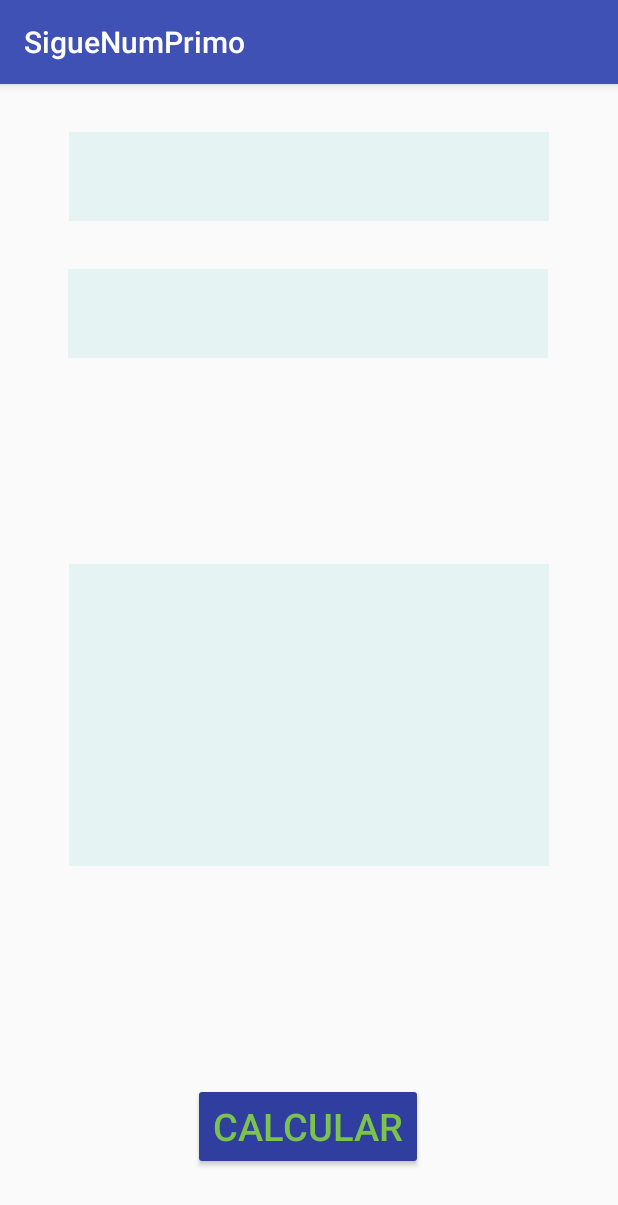
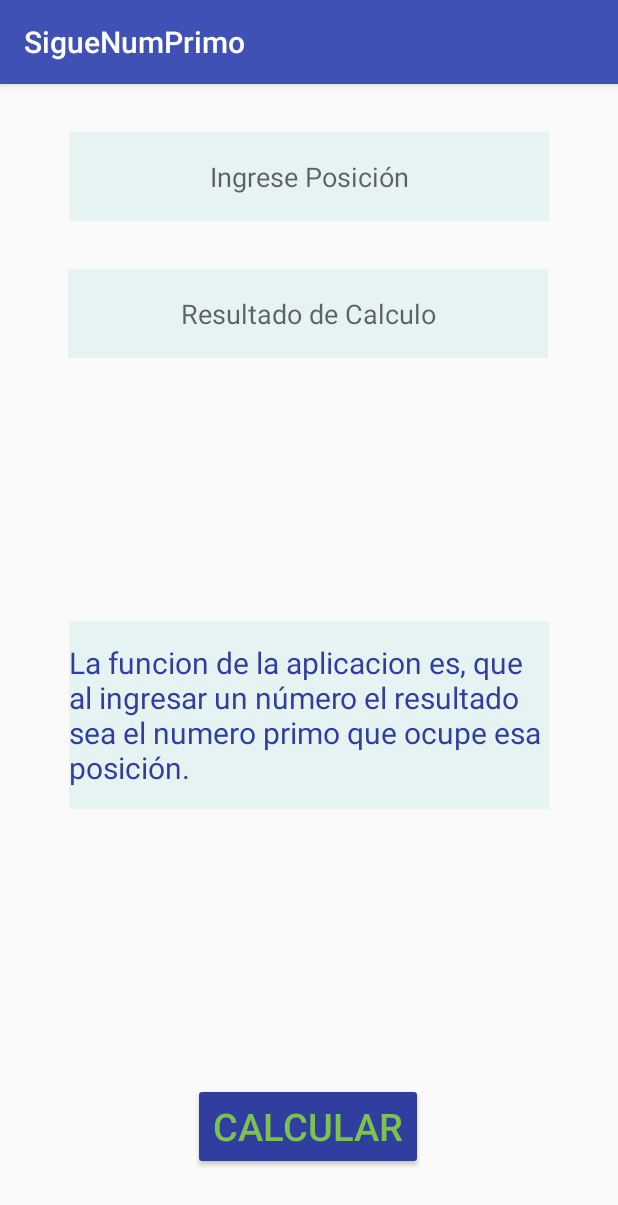
Before and after one commit to tomasenriquea/Siguiente-Numero-Primo, an Android app: the screen it shows after launch (MainActivity), on a phone screen of 412 x 824 dp. Shown: the top 1205 px of the screen. Run offline under Robolectric (Android 15) with nearby library versions, the light colour scheme and no system bars.

Commit message:
campos
Se ha agregado descipcion a las campos, cambiado el color de letra de la descripcion de lo que hace la App y agregando en el archivo xml llamado 'string' las variables a usar para los cambios de idiomas.

<string name="calcular">Calcular</string>

    <string name="ingresarPosicion">Ingrese Posición</string>
    <string name="resultadoCalculo">Resultado de Calculo</string>
    <string name="explicacion">La funcion de la aplicacion es, que al ingresar un número el resultado sea el numero primo que ocupe esa posición.</string>

```diff
--- a/app/src/main/res/layout/activity_main.xml
+++ b/app/src/main/res/layout/activity_main.xml
@@ -16,6 +16,9 @@
         android:layout_marginTop="32dp"
         android:background="@color/blancoGris"
         android:lines="1"
+        android:hint="@string/ingresarPosicion"
+        android:inputType="number"
+        android:gravity="center"
         app:layout_constraintEnd_toEndOf="parent"
         app:layout_constraintStart_toStartOf="parent"
         app:layout_constraintTop_toTopOf="parent" />
@@ -29,6 +32,9 @@
         android:layout_marginTop="32dp"
         android:background="@color/blancoGris"
         android:lines="1"
+        android:hint="@string/resultadoCalculo"
+        android:gravity="center"
+        android:inputType="number"
         app:layout_constraintEnd_toEndOf="parent"
         app:layout_constraintHorizontal_bias="0.493"
         app:layout_constraintStart_toStartOf="parent"
@@ -37,12 +43,17 @@
     <EditText
         android:id="@+id/detalleApp"
         android:layout_width="320dp"
-        android:layout_height="201dp"
+        android:layout_height="125dp"
         android:layout_marginBottom="8dp"
         android:layout_marginEnd="8dp"
         android:layout_marginStart="8dp"
         android:background="@color/blancoGris"
-        android:lines="10"
+        android:lines="4"
+        android:text="@string/explicacion"
+        android:textSize="20sp"
+        android:enabled="false"
+        android:inputType="none"
+        android:textColor="@color/colorPrimaryDark"
         app:layout_constraintBottom_toTopOf="@+id/calcular"
         app:layout_constraintEnd_toEndOf="parent"
         app:layout_constraintStart_toStartOf="parent"
@@ -57,7 +68,7 @@
         android:layout_marginStart="8dp"
         android:onClick="calcular"
         android:text="@string/calcular"
-        android:textSize="25dp"
+        android:textSize="25sp"
         android:textColor="@color/verdeClaro"
         android:backgroundTint="@color/colorPrimaryDark"
         app:layout_constraintBottom_toBottomOf="parent"
--- a/app/src/main/res/values/strings.xml
+++ b/app/src/main/res/values/strings.xml
@@ -2,4 +2,10 @@
     <string name="app_name">SigueNumPrimo</string>
 
     <string name="calcular">Calcular</string>
+
+    <string name="ingresarPosicion">Ingrese Posición</string>
+    <string name="resultadoCalculo">Resultado de Calculo</string>
+    <string name="explicacion">La funcion de la aplicacion es, que al ingresar un número el resultado sea el numero primo que ocupe esa posición.</string>
+
+
 </resources>
```
